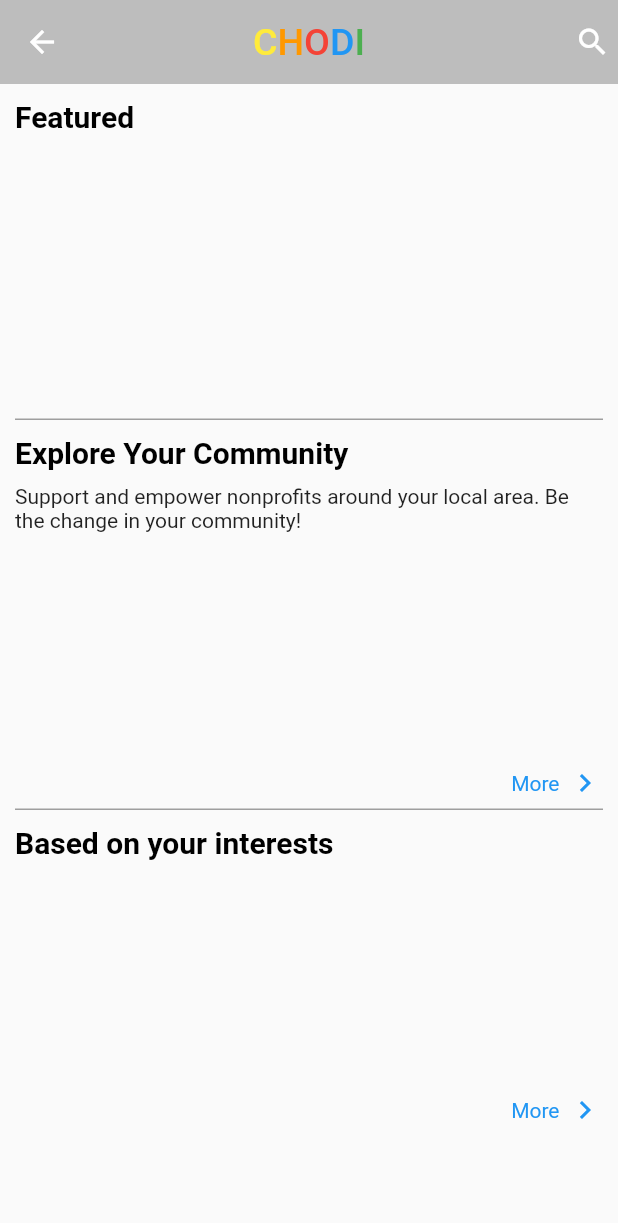
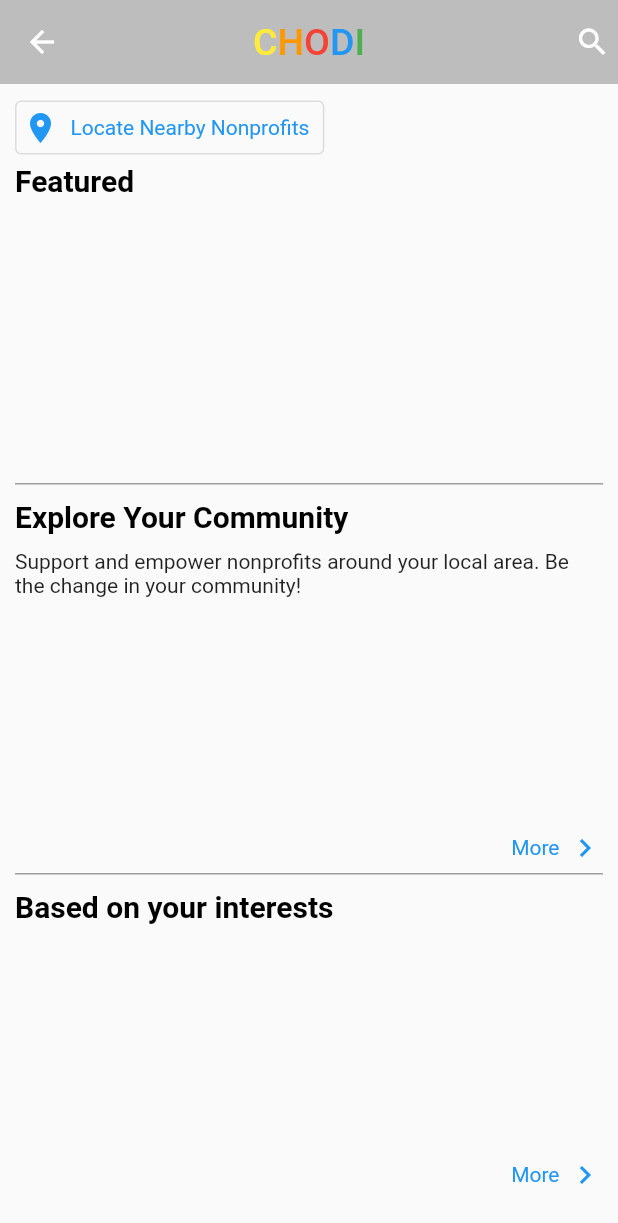
Before and after one commit to JZ-Jun/impact_chodi, a Flutter app: the ForYouScreen screen opened directly, on a phone screen of 412 x 824 dp. Shown: the top 1223 px of the screen. Run offline on Flutter 3.47's test engine with Material 2 defaults, Android fonts, the light colour scheme and no system bars; our stand-ins replace cached_network_image, cloud_firestore, firebase_analytics, firebase_auth, firebase_core, firebase_storage and 9 more; accounts and stored records are empty.

Commit message:
Nearby Organizations
Enable functionality to search for nonprofits (within a custom range from the current location)

```diff
--- a/chodi_foryou_2022/chodi_login-format2022-main/chodi_login/lib/models/activity.dart
+++ b/chodi_foryou_2022/chodi_login-format2022-main/chodi_login/lib/models/activity.dart
@@ -1,3 +1,5 @@
+import 'package:cloud_firestore/cloud_firestore.dart';
+
 class Activity {
   String? img;
   String? name;
--- a/chodi_foryou_2022/chodi_login-format2022-main/chodi_login/lib/models/firebase_data.dart
+++ /dev/null
@@ -1,5 +0,0 @@
-class FirebaseDataModel {
-  List<dynamic> dataList;
-
-  FirebaseDataModel({required this.dataList});
-}
--- a/chodi_foryou_2022/chodi_login-format2022-main/chodi_login/lib/screens/foryou/for_you_screen.dart
+++ b/chodi_foryou_2022/chodi_login-format2022-main/chodi_login/lib/screens/foryou/for_you_screen.dart
@@ -1,10 +1,17 @@
+import 'dart:async';
+
 import 'package:cloud_firestore/cloud_firestore.dart';
+
+import 'package:geolocator/geolocator.dart';
+import 'package:rxdart/rxdart.dart';
+
 import 'package:flutter/material.dart';
 import 'package:flutter_chodi_app/screens/foryou/search_page.dart';
 import 'package:flutter_chodi_app/widget/SwiperPagination.dart';
 import 'package:flutter_swiper_null_safety/flutter_swiper_null_safety.dart';
 import 'package:cached_network_image/cached_network_image.dart';
 import '../../models/nonprofit_organization.dart';
+import '../../services/user_location.dart';
 
 import 'community_page.dart';
 import 'detail_page.dart';
@@ -20,14 +27,47 @@ class ForYouScreen extends StatefulWidget {
 }
 
 class _ForYouScreenState extends State<ForYouScreen> {
-  late Stream<QuerySnapshot<Map<String, dynamic>>> dataList;
+  UserLocation userLocation = UserLocation();
+  late Stream dataList;
+
+  late Stream featured1;
+  late Stream featured2;
+  late Stream featured3;
+  late Stream featured4;
+  late Stream combinedFeatured;
 
   @override
   void initState() {
     super.initState();
+
     dataList = FirebaseFirestore.instance
         .collection("Nonprofits")
         .orderBy("Name", descending: false)
+        .snapshots();
+
+    //individual Firestore queries
+    featured1 = FirebaseFirestore.instance
+        .collection("Nonprofits")
+        .where("Name", isEqualTo: "LA FOOD BANK")
+        .limit(1)
+        .snapshots();
+
+    featured2 = FirebaseFirestore.instance
+        .collection("Nonprofits")
+        .where("Name", isEqualTo: "All About The Animals")
+        .limit(1)
+        .snapshots();
+
+    featured3 = FirebaseFirestore.instance
+        .collection("Nonprofits")
+        .where("Name", isEqualTo: "The Rescue Animal Santuary Inc.")
+        .limit(1)
+        .snapshots();
+
+    featured4 = FirebaseFirestore.instance
+        .collection("Nonprofits")
+        .where("Name", isEqualTo: "Make A Wish Foundation of Greater Bay Area")
+        .limit(1)
         .snapshots();
   }
 
@@ -39,44 +79,136 @@ class _ForYouScreenState extends State<ForYouScreen> {
   //choose organizations with same categories?
   List<NonProfitOrg> interestList = [];
 
+  //stores data for the swiper
   List<NonProfitOrg> bannerList = [];
-  _addNgoToFeaturedOrgBanner(List ngoList, [orgName1, orgName2, orgName3]) {
-    for (var i in ngoList) {
-      if (i.name == orgName1) {
-        bannerList.add(i);
-      }
 
-      if (i.name == orgName2) {
-        bannerList.add(i);
-      }
+  _buildSwiper() {
+    return StreamBuilder<dynamic>(
+        stream: CombineLatestStream.list(
+            [featured1, featured2, featured3, featured4]),
+        builder: (context, AsyncSnapshot snapshot) {
+          if (snapshot.connectionState == ConnectionState.waiting) {
+            return const Center(child: CircularProgressIndicator());
+          } else if (snapshot.hasError) {
+            return Container();
+          } else {
+            //Iterate through all 4 combined streams
+            for (int index = 0; index < snapshot.data.length; index++) {
+              for (var i in snapshot.data[index].docs) {
+                bannerList.add(NonProfitOrg.fromFirestore(i));
+              }
+            }
 
-      if (i.name == orgName3) {
-        bannerList.add(i);
-      }
-    }
+            return Container(
+              color: Colors.transparent,
+              child: SizedBox.fromSize(
+                size: const Size.fromHeight(170),
+                child: Swiper(
+                  itemBuilder: (BuildContext context, int index) {
+                    return GestureDetector(
+                      child: Container(
+                        padding: const EdgeInsets.only(bottom: 15),
+                        child: CachedNetworkImage(
+                          imageUrl: bannerList[index].imageURL!, //testing image
+                          placeholder: (context, url) =>
+                              const CircularProgressIndicator(),
+                          errorWidget: (context, url, error) =>
+                              const Icon(Icons.error),
+                        ),
+                      ),
+                      onTap: () {
+                        Navigator.push(context,
+                            MaterialPageRoute(builder: (context) {
+                          return Detail_Page(ngoInfo: bannerList[index]);
+                        }));
+                      },
+                    );
+                  },
+                  pagination: SwiperPagination(
+                      margin: const EdgeInsets.only(bottom: 0),
+                      builder: CustomRectSwiperPaginationBuilder(
+                          color: Colors.grey.shade300,
+                          activeColor: Colors.grey,
+                          sizeW: 15,
+                          sizeH: 15,
+                          activeSizeW: 15,
+                          activeSizeH: 15,
+                          space: 5)),
+                  loop: true,
+                  autoplayDelay: 4000,
+                  itemCount: bannerList.length,
+                  control: null,
+                  duration: 2000,
+                  scrollDirection: Axis.horizontal,
+                  viewportFraction: 1,
+                  autoplay: true,
+                ),
+              ),
+            );
+          }
+        });
+  }
+
+  Future _updateNearby({double dist = 10}) async {
+    var position = await Geolocator.getCurrentPosition(
+        desiredAccuracy: LocationAccuracy.high);
+
+    double lat = 0.0144927536231884;
+    double lon = 0.0181818181818182;
+    double distance = dist; //measurement should be around miles
+    double lowerLat = position.latitude - (lat * distance);
+    double lowerLon = position.longitude - (lon * distance);
+    double greaterLat = position.latitude + (lat * distance);
+    double greaterLon = position.longitude + (lon * distance);
+    GeoPoint lesserGeopoint = GeoPoint(lowerLat, lowerLon);
+    GeoPoint greaterGeopoint = GeoPoint(greaterLat, greaterLon);
+    dataList = FirebaseFirestore.instance
+        .collection("Nonprofits")
+        .where("Coordinates", isGreaterThan: lesserGeopoint)
+        .where("Coordinates", isLessThan: greaterGeopoint)
+        .snapshots();
+  }
+
+//enable nearby nonprofits
+  Widget _updateNearbyNonprofitsButton() {
+    return OutlinedButton.icon(
+        style: TextButton.styleFrom(
+          textStyle: const TextStyle(fontSize: 14),
+          padding: const EdgeInsets.only(top: 0, bottom: 0, left: 5, right: 10),
+        ),
+        onPressed: () {
+          setState(() {
+            //update if service enabled
+            userLocation.determinePosition().then((res) {
+              _updateNearby(dist: 40);
+            });
+          });
+        },
+        icon: const Icon(Icons.location_on),
+        label: const Text('Locate Nearby Nonprofits'));
+  }
+
+  _clearList() {
+    ngoList.clear();
+    bannerList.clear();
   }
 
   @override
   Widget build(BuildContext context) {
     return StreamBuilder(
         stream: dataList,
-        builder: (BuildContext context, AsyncSnapshot<QuerySnapshot> snapshot) {
+        builder: (BuildContext context, AsyncSnapshot snapshot) {
           if (snapshot.connectionState == ConnectionState.waiting) {
             return const Center(child: CircularProgressIndicator());
           } else if (snapshot.hasError) {
             return Container();
           } else {
-            //get data from nonprofit documents and insert into a list of NonProfitOrg
+            //_called when rebuilding
+            _clearList();
 
             for (var i in snapshot.data!.docs) {
               ngoList.add(NonProfitOrg.fromFirestore(i));
             }
-
-            _addNgoToFeaturedOrgBanner(
-                ngoList,
-                "LA FOOD BANK",
-                "Make A Wish Foundation of Greater Bay Area",
-                "The Rescue Animal Santuary Inc.");
 
             return Scaffold(
                 appBar: AppBar(
@@ -103,9 +235,7 @@ class _ForYouScreenState extends State<ForYouScreen> {
                         onTap: () {
                           Navigator.push(context,
                               MaterialPageRoute(builder: (context) {
-                            return search_page(
-                              ngoList: ngoList,
-                            );
+                            return const search_page();
                           }));
                         },
                         child: Container(
@@ -115,66 +245,19 @@ class _ForYouScreenState extends State<ForYouScreen> {
                   ],
                 ),
                 body: Container(
-                  padding: const EdgeInsets.only(left: 10, right: 10, top: 10),
+                  padding: const EdgeInsets.only(left: 10, right: 10, top: 5),
                   child: SingleChildScrollView(
                       child: Column(
                     crossAxisAlignment: CrossAxisAlignment.start,
                     children: [
+                      _updateNearbyNonprofitsButton(),
                       const Text('Featured',
                           style: TextStyle(
                               fontSize: 20,
                               color: Colors.black,
                               fontWeight: FontWeight.bold)),
                       const SizedBox(height: 10),
-                      Container(
-                        color: Colors.transparent,
-                        child: SizedBox.fromSize(
-                          size: const Size.fromHeight(170),
-                          child: Swiper(
-                            itemBuilder: (BuildContext context, int index) {
-                              return GestureDetector(
-                                child: Container(
-                                  padding: const EdgeInsets.only(bottom: 15),
-                                  child: CachedNetworkImage(
-                                    imageUrl: bannerList[index]
-                                        .imageURL!, //testing image
-                                    placeholder: (context, url) =>
-                                        const CircularProgressIndicator(),
-                                    errorWidget: (context, url, error) =>
-                                        const Icon(Icons.error),
-                                  ),
-                                ),
-                                onTap: () {
-                                  Navigator.push(context,
-                                      MaterialPageRoute(builder: (context) {
-                                    return Detail_Page(
-                                        ngoInfo: bannerList[index]);
-                                  }));
-                                },
-                              );
-                            },
-                            //自定义指示器
-                            pagination: SwiperPagination(
-                                margin: const EdgeInsets.only(bottom: 0),
-                                builder: CustomRectSwiperPaginationBuilder(
-                                    color: Colors.grey.shade300,
-                                    activeColor: Colors.grey,
-                                    sizeW: 15,
-                                    sizeH: 15,
-                                    activeSizeW: 15,
-                                    activeSizeH: 15,
-                                    space: 5)),
-                            loop: true,
-                            autoplayDelay: 4000,
-                            itemCount: bannerList.length,
-                            control: null,
-                            duration: 2000,
-                            scrollDirection: Axis.horizontal,
-                            viewportFraction: 1,
-                            autoplay: true,
-                          ),
-                        ),
-                      ),
+                      _buildSwiper(),
                       const SizedBox(height: 10),
                       Container(
                         height: 1,
@@ -192,10 +275,11 @@ class _ForYouScreenState extends State<ForYouScreen> {
                       SizedBox(
                         height: 150,
                         child: ListView.builder(
+                            physics: const NeverScrollableScrollPhysics(),
                             itemBuilder: (context, index) {
                               return buildItem(ngoList[index]);
                             },
-                            itemCount: ngoList.length,
+                            itemCount: ngoList.length > 3 ? 3 : ngoList.length,
                             scrollDirection: Axis.horizontal),
                       ),
                       const SizedBox(height: 5),
@@ -231,10 +315,11 @@ class _ForYouScreenState extends State<ForYouScreen> {
                       SizedBox(
                         height: 150,
                         child: ListView.builder(
+                            physics: const NeverScrollableScrollPhysics(),
                             itemBuilder: (context, index) {
                               return buildItem(ngoList[index]);
                             },
-                            itemCount: ngoList.length,
+                            itemCount: ngoList.length > 3 ? 3 : ngoList.length,
                             scrollDirection: Axis.horizontal),
                       ),
                       const SizedBox(height: 5),
--- /dev/null
+++ b/chodi_foryou_2022/chodi_login-format2022-main/chodi_login/lib/services/recommendations.dart
@@ -0,0 +1,4 @@
+import 'package:firebase_analytics/firebase_analytics.dart';
+import 'package:firebase_analytics/observer.dart';
+
+class Recommendations {}
```
Also changed, not shown: chodi_foryou_2022/chodi_login-format2022-main/chodi_login/lib/models/nonprofit_organization.dart (+0 -28 lines), chodi_foryou_2022/chodi_login-format2022-main/chodi_login/lib/models/user.dart (+14 -0 lines), chodi_foryou_2022/chodi_login-format2022-main/chodi_login/lib/screens/foryou/search_page.dart (+40 -12 lines), chodi_foryou_2022/chodi_login-format2022-main/chodi_login/lib/services/user_location.dart (added, +45 -0 lines), chodi_foryou_2022/chodi_login-format2022-main/chodi_login/pubspec.yaml (+10 -0 lines), chodi_foryou_2022/chodi_login-format2022-main/chodi_login/pubspec.lock, 3 other files.
